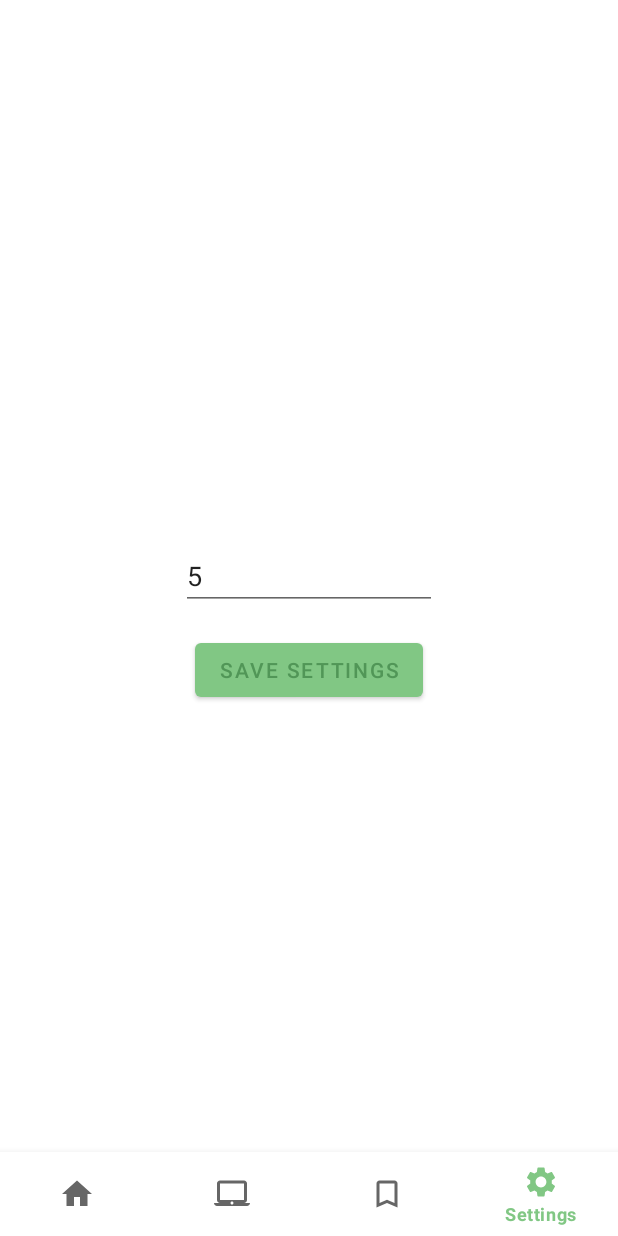
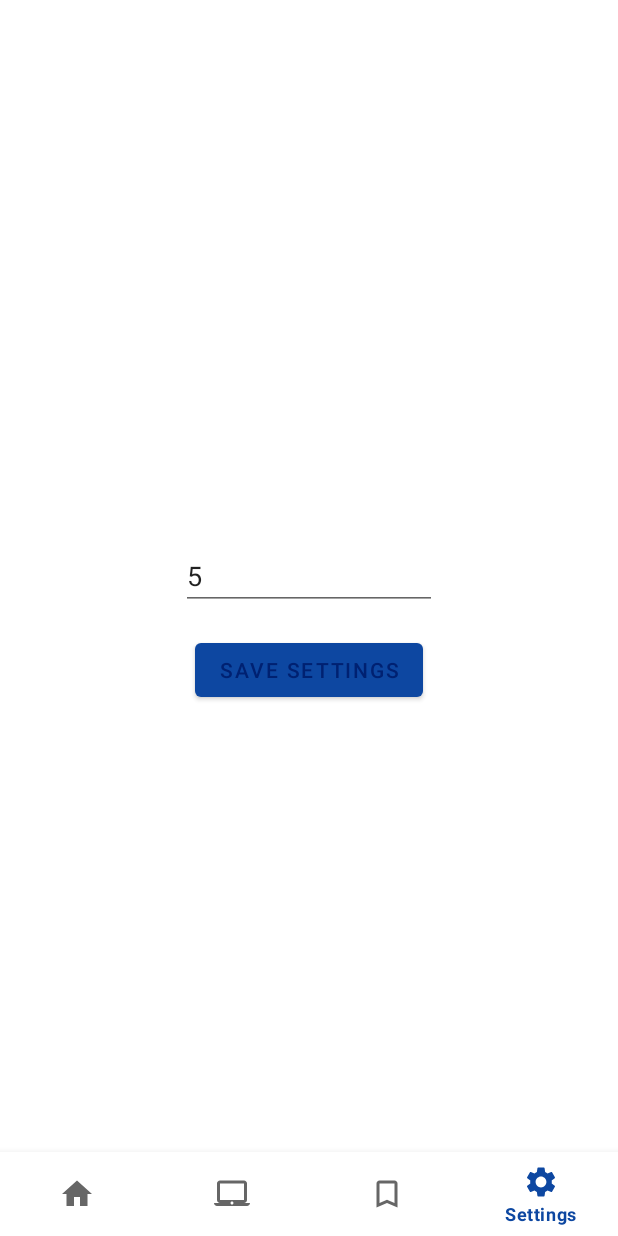
Before and after one commit to harvestcore/ipmdroid2.0, an Android app: the MainActivity screen opened directly, with no data from a screen before it, item 4 of the bottom bar chosen, on a phone screen of 412 x 824 dp. Run offline under Robolectric (Android 15) with nearby library versions, the phone set to English and light mode, and no system bars; our stand-ins replace navigation-ui.

Commit message:
Change icon and colors

```diff
--- a/app/src/main/AndroidManifest.xml
+++ b/app/src/main/AndroidManifest.xml
@@ -7,9 +7,9 @@
     <application
         android:name="com.hc.ipmdroid20.App"
         android:allowBackup="true"
-        android:icon="@mipmap/ic_launcher"
+        android:icon="@drawable/logo_small_icon_only"
         android:label="@string/app_name"
-        android:roundIcon="@mipmap/ic_launcher_round"
+        android:roundIcon="@drawable/logo_small_icon_only"
         android:supportsRtl="true"
         android:theme="@style/Theme.Ipmdroid20">
 
--- a/app/src/main/res/values/colors.xml
+++ b/app/src/main/res/values/colors.xml
@@ -1,11 +1,11 @@
 <?xml version="1.0" encoding="utf-8"?>
 <resources>
-    <color name="primaryColor">#81c784</color>
-    <color name="primaryLightColor">#b2fab4</color>
-    <color name="primaryDarkColor">#519657</color>
-    <color name="secondaryColor">#4db6ac</color>
-    <color name="secondaryLightColor">#82e9de</color>
-    <color name="secondaryDarkColor">#00867d</color>
-    <color name="primaryTextColor">#000000</color>
-    <color name="secondaryTextColor">#000000</color>
+    <color name="primaryColor">#0d47a1</color>
+    <color name="primaryLightColor">#5472d3</color>
+    <color name="primaryDarkColor">#002171</color>
+    <color name="secondaryColor">#00695c</color>
+    <color name="secondaryLightColor">#439889</color>
+    <color name="secondaryDarkColor">#003d33</color>
+    <color name="primaryTextColor">#ffffff</color>
+    <color name="secondaryTextColor">#ffffff</color>
 </resources>
--- a/app/src/main/res/values/strings.xml
+++ b/app/src/main/res/values/strings.xml
@@ -1,5 +1,5 @@
 <resources>
-    <string name="app_name">IPMDroid 2.0</string>
+    <string name="app_name">IPMDroid</string>
     <string name="tab_1">Home</string>
     <string name="tab_2">Machines</string>
     <string name="tab_3">Settings</string>
```
